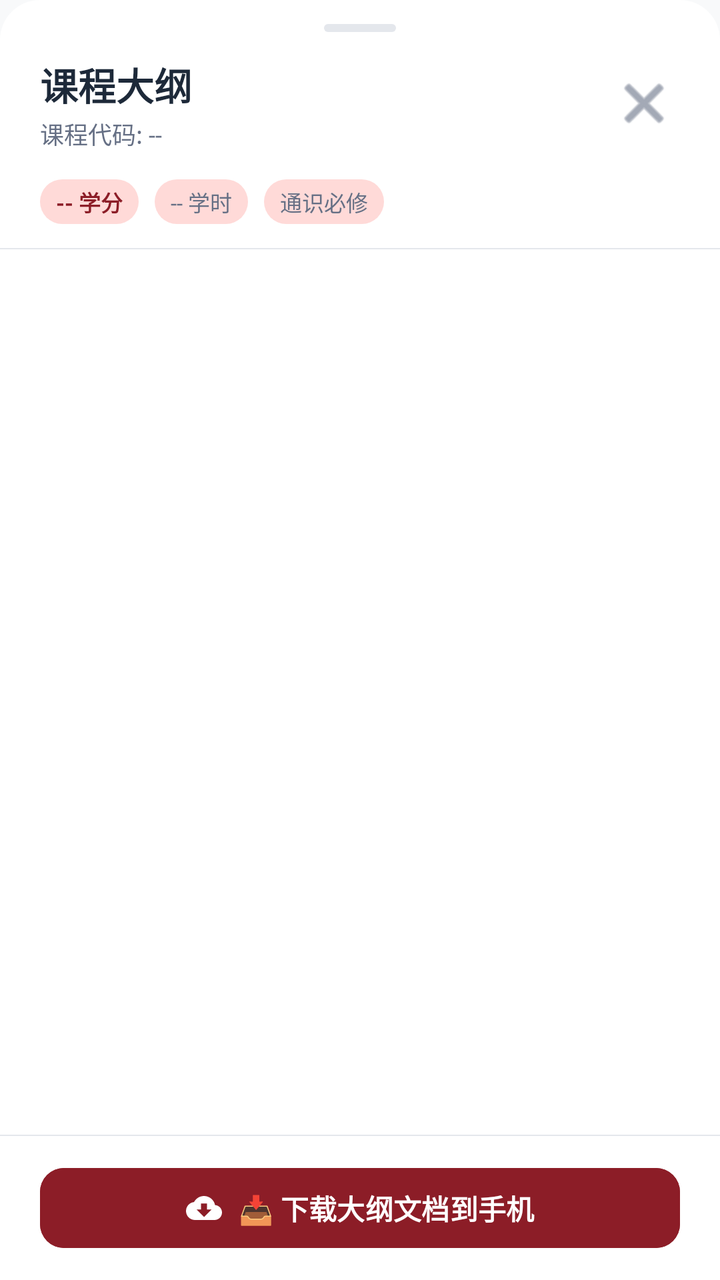
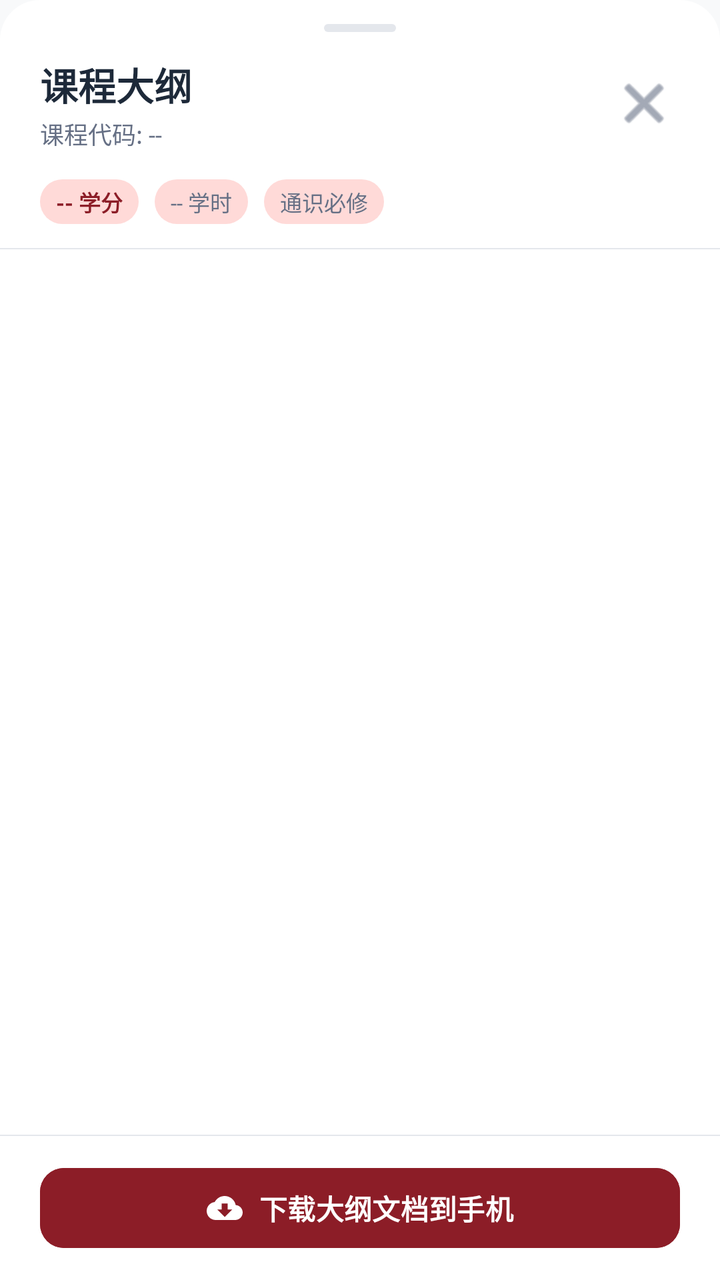

An Android layout rendered at two revisions. The XML below is the earlier revision; the diff shows what the commit changed to produce the second picture.
<!-- AndroidManifest.xml: application theme Theme.UsstJwgl -->
<!-- res/layout/layout_bottom_sheet_syllabus.xml -->
<?xml version="1.0" encoding="utf-8"?>
<LinearLayout xmlns:android="http://schemas.android.com/apk/res/android"
    xmlns:app="http://schemas.android.com/apk/res-auto"
    xmlns:tools="http://schemas.android.com/tools"
    android:layout_width="match_parent"
    android:layout_height="match_parent"
    android:orientation="vertical"
    android:background="@drawable/bottom_sheet_bg"
    android:paddingTop="12dp">

    
    <ImageView
        android:layout_width="36dp"
        android:layout_height="4dp"
        android:layout_gravity="center_horizontal"
        android:layout_marginBottom="12dp"
        android:src="@drawable/drag_handle" />

    
    <LinearLayout
        android:layout_width="match_parent"
        android:layout_height="wrap_content"
        android:orientation="horizontal"
        android:gravity="center_vertical"
        android:paddingHorizontal="20dp"
        android:paddingBottom="8dp">

        <LinearLayout
            android:layout_width="0dp"
            android:layout_height="wrap_content"
            android:layout_weight="1"
            android:orientation="vertical">

            <TextView
                android:id="@+id/tvSyllabusTitle"
                android:layout_width="wrap_content"
                android:layout_height="wrap_content"
                android:text="课程大纲"
                android:textColor="@color/text_primary"
                android:textSize="19sp"
                android:textStyle="bold" />

            <TextView
                android:id="@+id/tvSyllabusSubtitle"
                android:layout_width="wrap_content"
                android:layout_height="wrap_content"
                android:layout_marginTop="2dp"
                android:text="课程代码: --"
                android:textColor="@color/text_secondary"
                android:textSize="12sp" />
        </LinearLayout>

        <ImageButton
            android:id="@+id/btnCloseSyllabus"
            android:layout_width="36dp"
            android:layout_height="36dp"
            android:background="?attr/selectableItemBackgroundBorderless"
            android:contentDescription="关闭"
            android:src="@android:drawable/ic_menu_close_clear_cancel"
            app:tint="@color/text_secondary" />
    </LinearLayout>

    
    <LinearLayout
        android:id="@+id/layoutBadges"
        android:layout_width="match_parent"
        android:layout_height="wrap_content"
        android:orientation="horizontal"
        android:paddingHorizontal="20dp"
        android:paddingVertical="6dp">

        <TextView
            android:id="@+id/badgeCredit"
            android:layout_width="wrap_content"
            android:layout_height="wrap_content"
            android:background="@drawable/badge_bg"
            android:paddingHorizontal="8dp"
            android:paddingVertical="3dp"
            android:text="-- 学分"
            android:textColor="@color/primary"
            android:textSize="11sp"
            android:textStyle="bold" />

        <TextView
            android:id="@+id/badgeHours"
            android:layout_width="wrap_content"
            android:layout_height="wrap_content"
            android:layout_marginStart="8dp"
            android:background="@drawable/badge_bg"
            android:paddingHorizontal="8dp"
            android:paddingVertical="3dp"
            android:text="-- 学时"
            android:textColor="@color/text_secondary"
            android:textSize="11sp" />

        <TextView
            android:id="@+id/badgeNature"
            android:layout_width="wrap_content"
            android:layout_height="wrap_content"
            android:layout_marginStart="8dp"
            android:background="@drawable/badge_bg"
            android:paddingHorizontal="8dp"
            android:paddingVertical="3dp"
            android:text="通识必修"
            android:textColor="@color/text_secondary"
            android:textSize="11sp" />
    </LinearLayout>

    <View
        android:layout_width="match_parent"
        android:layout_height="0.8dp"
        android:layout_marginTop="6dp"
        android:background="@color/border" />

    
    <FrameLayout
        android:layout_width="match_parent"
        android:layout_height="0dp"
        android:layout_weight="1">

        <ProgressBar
            android:id="@+id/progressBarSyllabus"
            android:layout_width="wrap_content"
            android:layout_height="wrap_content"
            android:layout_gravity="center"
            android:visibility="visible" />

        <androidx.core.widget.NestedScrollView
            android:id="@+id/scrollContent"
            android:layout_width="match_parent"
            android:layout_height="match_parent"
            android:fillViewport="true"
            android:visibility="gone">

            <LinearLayout
                android:layout_width="match_parent"
                android:layout_height="wrap_content"
                android:orientation="vertical"
                android:paddingHorizontal="20dp"
                android:paddingVertical="16dp">

                
                <com.google.android.material.card.MaterialCardView
                    android:id="@+id/cardOfficialAttachment"
                    android:layout_width="match_parent"
                    android:layout_height="wrap_content"
                    android:layout_marginBottom="16dp"
                    app:cardCornerRadius="16dp"
                    app:cardElevation="0dp"
                    app:strokeColor="@color/border"
                    app:strokeWidth="1dp"
                    app:cardBackgroundColor="@color/surface_variant">

                    <LinearLayout
                        android:layout_width="match_parent"
                        android:layout_height="wrap_content"
                        android:orientation="vertical"
                        android:padding="16dp">

                        <LinearLayout
                            android:layout_width="match_parent"
                            android:layout_height="wrap_content"
                            android:gravity="center_vertical"
                            android:orientation="horizontal">

                            <ImageView
                                android:id="@+id/ivFileIcon"
                                android:layout_width="38dp"
                                android:layout_height="38dp"
                                android:src="@drawable/ic_file_pdf" />

                            <LinearLayout
                                android:layout_width="0dp"
                                android:layout_height="wrap_content"
                                android:layout_weight="1"
                                android:layout_marginStart="12dp"
                                android:orientation="vertical">

                                <LinearLayout
                                    android:layout_width="match_parent"
                                    android:layout_height="wrap_content"
                                    android:gravity="center_vertical"
                                    android:orientation="horizontal">

                                    <TextView
                                        android:layout_width="wrap_content"
                                        android:layout_height="wrap_content"
                                        android:text="官方电子教学大纲"
                                        android:textColor="@color/text_primary"
                                        android:textSize="15sp"
                                        android:textStyle="bold" />

                                    <TextView
                                        android:id="@+id/badgeOfficialTag"
                                        android:layout_width="wrap_content"
                                        android:layout_height="wrap_content"
                                        android:layout_marginStart="8dp"
                                        android:background="@drawable/badge_bg"
                                        android:paddingHorizontal="6dp"
                                        android:paddingVertical="2dp"
                                        android:text="教务处原件"
                                        android:textColor="@color/primary"
                                        android:textSize="10sp"
                                        android:textStyle="bold" />
                                </LinearLayout>

                                <TextView
                                    android:id="@+id/tvAttachmentFileName"
                                    android:layout_width="match_parent"
                                    android:layout_height="wrap_content"
                                    android:layout_marginTop="4dp"
                                    android:text="上海理工大学高等数学A(1)本科课程教学大纲-修订版.pdf"
                                    android:textColor="@color/primary"
                                    android:textSize="13sp"
                                    android:textStyle="bold"
                                    android:lineSpacingMultiplier="1.2" />
                            </LinearLayout>
                        </LinearLayout>

                        <TextView
                            android:id="@+id/tvAttachmentDesc"
                            android:layout_width="match_parent"
                            android:layout_height="wrap_content"
                            android:layout_marginTop="10dp"
                            android:text="包含本课程完整的培养目标、先修关系、教学大纲内容、课时分配、考核方式与评分标准。"
                            android:textColor="@color/text_secondary"
                            android:textSize="12sp"
                            android:lineSpacingMultiplier="1.2" />

                        <com.google.android.material.button.MaterialButton
                            android:id="@+id/btnQuickOpen"
                            android:layout_width="match_parent"
                            android:layout_height="44dp"
                            android:layout_marginTop="12dp"
                            android:backgroundTint="@color/primary"
                            android:text="📖 立即下载并在手机中打开"
                            android:textColor="@color/on_primary"
                            android:textSize="13sp"
                            android:textStyle="bold"
                            app:cornerRadius="10dp"
                            app:icon="@drawable/ic_download"
                            app:iconGravity="textStart"
                            app:iconSize="18dp"
                            app:iconTint="@color/on_primary" />
                    </LinearLayout>
                </com.google.android.material.card.MaterialCardView>

                
                <com.google.android.material.card.MaterialCardView
                    android:id="@+id/cardNoAttachment"
                    android:layout_width="match_parent"
                    android:layout_height="wrap_content"
                    android:layout_marginBottom="16dp"
                    android:visibility="gone"
                    app:cardCornerRadius="16dp"
                    app:cardElevation="0dp"
                    app:strokeColor="@color/border"
                    app:strokeWidth="1dp"
                    app:cardBackgroundColor="@color/surface_variant">

                    <LinearLayout
                        android:layout_width="match_parent"
                        android:layout_height="wrap_content"
                        android:orientation="vertical"
                        android:gravity="center"
                        android:padding="20dp">

                        <ImageView
                            android:layout_width="44dp"
                            android:layout_height="44dp"
                            android:src="@drawable/ic_school"
                            app:tint="@color/text_secondary" />

                        <TextView
                            android:layout_width="wrap_content"
                            android:layout_height="wrap_content"
                            android:layout_marginTop="8dp"
                            android:text="教务系统暂未上传大纲文档附件"
                            android:textColor="@color/text_primary"
                            android:textSize="14sp"
                            android:textStyle="bold" />

                        <TextView
                            android:layout_width="wrap_content"
                            android:layout_height="wrap_content"
                            android:layout_marginTop="4dp"
                            android:gravity="center"
                            android:text="开课单位尚未在正方教务库中关联电子文档\n下方为您展示教务库登记的官方课程档案"
                            android:textColor="@color/text_secondary"
                            android:textSize="12sp" />
                    </LinearLayout>
                </com.google.android.material.card.MaterialCardView>

                
                <com.google.android.material.card.MaterialCardView
                    android:layout_width="match_parent"
                    android:layout_height="wrap_content"
                    android:layout_marginBottom="16dp"
                    app:cardCornerRadius="16dp"
                    app:cardElevation="0dp"
                    app:strokeColor="@color/border"
                    app:strokeWidth="1dp"
                    app:cardBackgroundColor="@color/surface_variant">

                    <LinearLayout
                        android:layout_width="match_parent"
                        android:layout_height="wrap_content"
                        android:orientation="vertical"
                        android:padding="16dp">

                        <TextView
                            android:layout_width="wrap_content"
                            android:layout_height="wrap_content"
                            android:text="📋 课程教学基本信息"
                            android:textColor="@color/text_primary"
                            android:textSize="14sp"
                            android:textStyle="bold" />

                        <View
                            android:layout_width="match_parent"
                            android:layout_height="0.8dp"
                            android:layout_marginTop="10dp"
                            android:layout_marginBottom="10dp"
                            android:background="@color/border" />

                        
                        <LinearLayout
                            android:layout_width="match_parent"
                            android:layout_height="wrap_content"
                            android:orientation="horizontal"
                            android:paddingVertical="4dp">
                            <TextView
                                android:layout_width="90dp"
                                android:layout_height="wrap_content"
                                android:text="课程代码"
                                android:textColor="@color/text_secondary"
                                android:textSize="13sp" />
                            <TextView
                                android:id="@+id/tvDetailCourseCode"
                                android:layout_width="0dp"
                                android:layout_height="wrap_content"
                                android:layout_weight="1"
                                android:text="--"
                                android:textColor="@color/text_primary"
                                android:textSize="13sp"
                                android:textStyle="bold" />
                        </LinearLayout>

                        <LinearLayout
                            android:layout_width="match_parent"
                            android:layout_height="wrap_content"
                            android:orientation="horizontal"
                            android:paddingVertical="4dp">
                            <TextView
                                android:layout_width="90dp"
                                android:layout_height="wrap_content"
                                android:text="课程名称"
                                android:textColor="@color/text_secondary"
                                android:textSize="13sp" />
                            <TextView
                                android:id="@+id/tvDetailCourseName"
                                android:layout_width="0dp"
                                android:layout_height="wrap_content"
                                android:layout_weight="1"
                                android:text="--"
                                android:textColor="@color/text_primary"
                                android:textSize="13sp" />
                        </LinearLayout>

                        <LinearLayout
                            android:layout_width="match_parent"
                            android:layout_height="wrap_content"
                            android:orientation="horizontal"
                            android:paddingVertical="4dp">
                            <TextView
                                android:layout_width="90dp"
                                android:layout_height="wrap_content"
                                android:text="英文名称"
                                android:textColor="@color/text_secondary"
                                android:textSize="13sp" />
                            <TextView
                                android:id="@+id/tvDetailEnglishName"
                                android:layout_width="0dp"
                                android:layout_height="wrap_content"
                                android:layout_weight="1"
                                android:text="--"
                                android:textColor="@color/text_primary"
                                android:textSize="13sp" />
                        </LinearLayout>

                        <LinearLayout
                            android:layout_width="match_parent"
                            android:layout_height="wrap_content"
                            android:orientation="horizontal"
                            android:paddingVertical="4dp">
                            <TextView
                                android:layout_width="90dp"
                                android:layout_height="wrap_content"
                                android:text="开课学院"
                                android:textColor="@color/text_secondary"
                                android:textSize="13sp" />
                            <TextView
                                android:id="@+id/tvDetailDepartment"
                                android:layout_width="0dp"
                                android:layout_height="wrap_content"
                                android:layout_weight="1"
                                android:text="--"
                                android:textColor="@color/text_primary"
                                android:textSize="13sp" />
                        </LinearLayout>

                        <LinearLayout
                            android:layout_width="match_parent"
                            android:layout_height="wrap_content"
                            android:orientation="horizontal"
                            android:paddingVertical="4dp">
                            <TextView
                                android:layout_width="90dp"
                                android:layout_height="wrap_content"
                                android:text="学分 / 学时"
                                android:textColor="@color/text_secondary"
                                android:textSize="13sp" />
                            <TextView
                                android:id="@+id/tvDetailCreditHours"
                                android:layout_width="0dp"
                                android:layout_height="wrap_content"
                                android:layout_weight="1"
                                android:text="--"
                                android:textColor="@color/text_primary"
                                android:textSize="13sp" />
                        </LinearLayout>

                        <LinearLayout
                            android:layout_width="match_parent"
                            android:layout_height="wrap_content"
                            android:orientation="horizontal"
                            android:paddingVertical="4dp">
                            <TextView
                                android:layout_width="90dp"
                                android:layout_height="wrap_content"
                                android:text="课程性质"
                                android:textColor="@color/text_secondary"
                                android:textSize="13sp" />
                            <TextView
                                android:id="@+id/tvDetailNature"
                                android:layout_width="0dp"
                                android:layout_height="wrap_content"
                                android:layout_weight="1"
                                android:text="--"
                                android:textColor="@color/text_primary"
                                android:textSize="13sp" />
                        </LinearLayout>

                    </LinearLayout>
                </com.google.android.material.card.MaterialCardView>

            </LinearLayout>
        </androidx.core.widget.NestedScrollView>

    </FrameLayout>

    <View
        android:layout_width="match_parent"
        android:layout_height="0.8dp"
        android:background="@color/border" />

    
    <LinearLayout
        android:layout_width="match_parent"
        android:layout_height="wrap_content"
        android:orientation="horizontal"
        android:gravity="center_vertical"
        android:paddingHorizontal="20dp"
        android:paddingVertical="12dp">

        <com.google.android.material.button.MaterialButton
            android:id="@+id/btnDownloadSyllabus"
            android:layout_width="match_parent"
            android:layout_height="48dp"
            android:backgroundTint="@color/primary"
            android:text="📥 下载大纲文档到手机"
            android:textColor="@color/on_primary"
            android:textSize="14sp"
            android:textStyle="bold"
            app:cornerRadius="12dp"
            app:icon="@drawable/ic_download"
            app:iconGravity="textStart"
            app:iconTint="@color/on_primary" />
    </LinearLayout>

</LinearLayout>
<!-- resources referenced by this layout -->
<resources>
  <color name="border">#E4E7EC</color>
  <color name="on_primary">#FFFFFF</color>
  <color name="primary">#8C1D27</color>
  <color name="surface_variant">#F2F4F7</color>
  <color name="text_primary">#1D2939</color>
  <color name="text_secondary">#667085</color>
  <!-- drawable badge_bg (drawable) -->
  <?xml version="1.0" encoding="utf-8"?>
  <shape xmlns:android="http://schemas.android.com/apk/res/android"
      android:shape="rectangle">
      <corners android:radius="12dp" />
      <solid android:color="@color/badge_bg" />
  </shape>
  <!-- drawable bottom_sheet_bg (drawable) -->
  <?xml version="1.0" encoding="utf-8"?>
  <shape xmlns:android="http://schemas.android.com/apk/res/android"
      android:shape="rectangle">
      <solid android:color="@color/surface" />
      <corners
          android:topLeftRadius="20dp"
          android:topRightRadius="20dp"
          android:bottomLeftRadius="0dp"
          android:bottomRightRadius="0dp" />
  </shape>
  <!-- drawable drag_handle (drawable) -->
  <?xml version="1.0" encoding="utf-8"?>
  <shape xmlns:android="http://schemas.android.com/apk/res/android">
      <solid android:color="@color/border" />
      <corners android:radius="2dp" />
  </shape>
  <!-- drawable ic_download (drawable) -->
  <vector xmlns:android="http://schemas.android.com/apk/res/android"
      android:width="24dp"
      android:height="24dp"
      android:viewportWidth="24"
      android:viewportHeight="24">
    <path
        android:fillColor="@android:color/white"
        android:pathData="M19.35,10.04C18.67,6.59 15.64,4 12,4 9.11,4 6.6,5.64 5.35,8.04 2.34,8.36 0,10.91 0,14c0,3.31 2.69,6 6,6h13c2.76,0 5,-2.24 5,-5 0,-2.64 -2.05,-4.78 -4.65,-4.96zM17,13l-5,5 -5,-5h3V9h4v4h3z"/>
  </vector>
  <!-- drawable ic_file_pdf (drawable) -->
  <vector xmlns:android="http://schemas.android.com/apk/res/android"
      android:width="48dp"
      android:height="48dp"
      android:viewportWidth="24"
      android:viewportHeight="24">
      <path
          android:fillColor="#E53935"
          android:pathData="M14,2H6c-1.1,0 -1.99,0.9 -1.99,2L4,20c0,1.1 0.89,2 1.99,2H18c1.1,0 2,-0.9 2,-2V8l-6,-6zM13,9V3.5L18.5,9H13z" />
      <path
          android:fillColor="#FFFFFF"
          android:pathData="M8.5,13.5h1.8c0.7,0 1.2,-0.4 1.2,-1s-0.5,-1 -1.2,-1H8.5v4h0.8v-1.2zm0.8,-1.5h0.9c0.3,0 0.5,0.1 0.5,0.4s-0.2,0.4 -0.5,0.4H9.3v-0.8zm3.2,3.5h1.2c1.1,0 1.9,-0.8 1.9,-2s-0.8,-2 -1.9,-2h-1.2v4zm0.8,-3.2h0.4c0.7,0 1.1,0.5 1.1,1.2s-0.4,1.2 -1.1,1.2h-0.4v-2.4zm3.9,3.2h0.8v-1.5h1.5v-0.8h-1.5v-0.9h1.7V12h-2.5v4z" />
  </vector>
  <!-- drawable ic_school (drawable) -->
  <vector xmlns:android="http://schemas.android.com/apk/res/android"
      android:width="24dp"
      android:height="24dp"
      android:viewportWidth="24"
      android:viewportHeight="24">
    <path
        android:fillColor="@color/text_primary"
        android:pathData="M5,13.18v4L12,21l7,-3.82v-4L12,17l-7,-3.82zM12,3L1,9l11,6 9,-4.91V17h2V9L12,3z"/>
  </vector>
  <color name="badge_bg">#FFDAD8</color>
  <color name="surface">#FFFFFF</color>
  <color name="primary_container">#FFDAD8</color>
  <color name="on_primary_container">#3B080E</color>
  <color name="secondary">#775654</color>
  <color name="secondary_container">#FFDAD7</color>
  <color name="on_secondary_container">#2C1514</color>
  <color name="background">#F8F9FA</color>
  <!-- unchanged entries left out for length: 1 -->
</resources>

<!-- the commit's change to res/layout/layout_bottom_sheet_syllabus.xml (unified diff, before → after) -->
@@ -1,4 +1,5 @@
 <?xml version="1.0" encoding="utf-8"?>
+
 <LinearLayout xmlns:android="http://schemas.android.com/apk/res/android"
     xmlns:app="http://schemas.android.com/apk/res-auto"
     xmlns:tools="http://schemas.android.com/tools"
@@ -233,7 +234,7 @@
                             android:layout_height="44dp"
                             android:layout_marginTop="12dp"
                             android:backgroundTint="@color/primary"
-                            android:text="📖 立即下载并在手机中打开"
+                            android:text="立即下载并在手机中打开"
                             android:textColor="@color/on_primary"
                             android:textSize="13sp"
                             android:textStyle="bold"
@@ -311,7 +312,7 @@
                         <TextView
                             android:layout_width="wrap_content"
                             android:layout_height="wrap_content"
-                            android:text="📋 课程教学基本信息"
+                            android:text="课程教学基本信息"
                             android:textColor="@color/text_primary"
                             android:textSize="14sp"
                             android:textStyle="bold" />
@@ -478,7 +479,7 @@
             android:layout_width="match_parent"
             android:layout_height="48dp"
             android:backgroundTint="@color/primary"
-            android:text="📥 下载大纲文档到手机"
+            android:text="下载大纲文档到手机"
             android:textColor="@color/on_primary"
             android:textSize="14sp"
             android:textStyle="bold"
